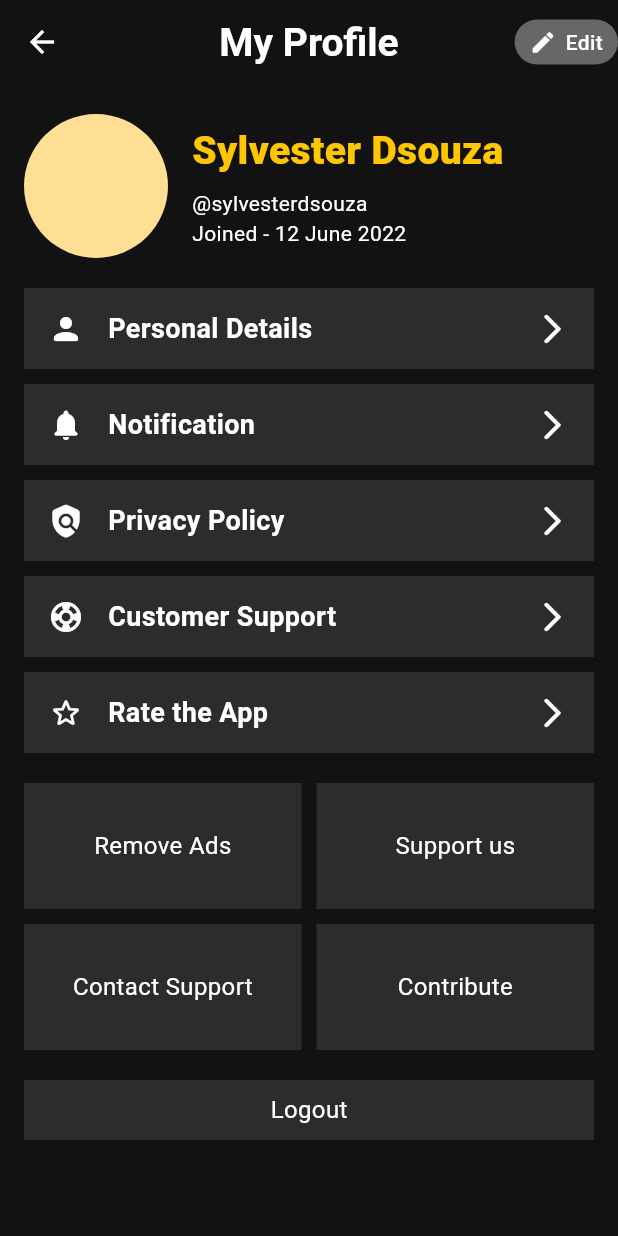
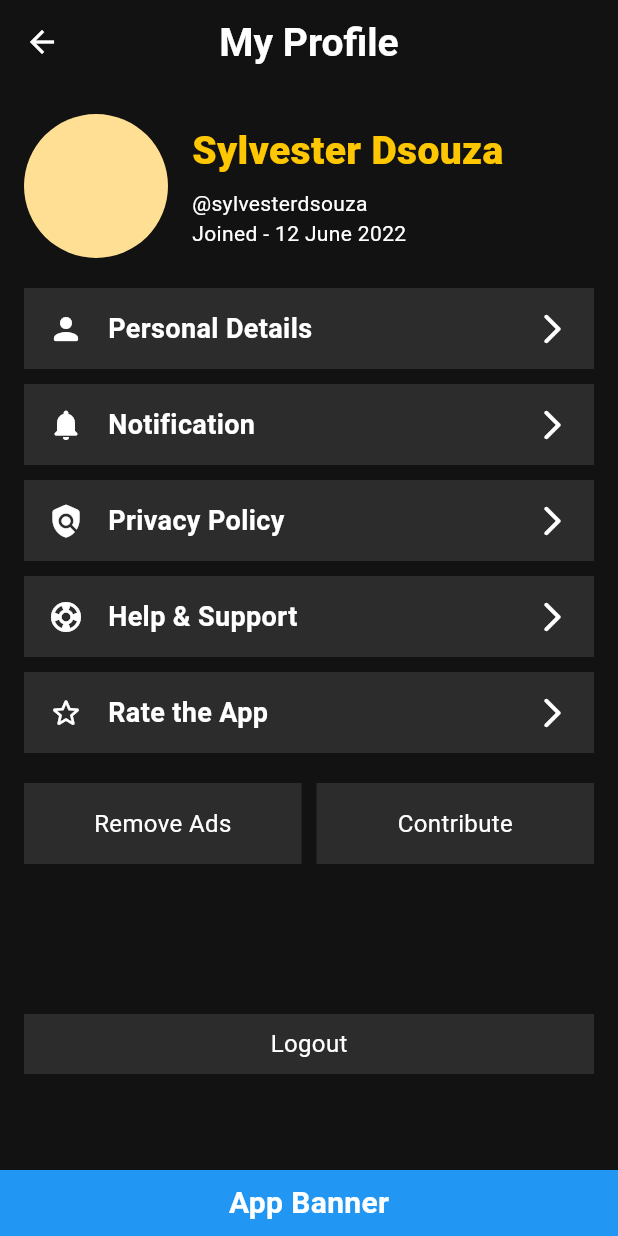
Before and after one commit to manglesh-0605/chords-app, a Flutter app: the ProfileScreen screen opened directly, on a phone screen of 412 x 824 dp. Run offline on Flutter 3.47's test engine with Material 3 defaults, Android fonts, the light colour scheme and no system bars; our stand-ins replace flutter_screenutil.

Commit message:
updated the profile screen

```diff
--- a/lib/view/auth/profile/profile.dart
+++ b/lib/view/auth/profile/profile.dart
@@ -32,7 +32,7 @@ class ProfileScreen extends StatelessWidget {
       },
       {
         "icon": Icons.support_rounded,
-        "title": "Customer Support",
+        "title": "Help & Support ",
         "onClick": const SupportScreen()
       },
       {
@@ -41,35 +41,15 @@ class ProfileScreen extends StatelessWidget {
         "onClick": ""
       },
     ];
+
     return Scaffold(
       appBar: AppBar(
         title: const Text("My Profile"),
-        actions: [
-          Container(
-            height: 30.h,
-            alignment: Alignment.center,
-            padding: EdgeInsets.symmetric(horizontal: 10.w),
-            decoration: BoxDecoration(
-              color: AppColors.grey,
-              borderRadius: BorderRadius.circular(20.r),
       ),
-            child: Row(
+      body: Stack(
         children: [
-                const Icon(
-                  Icons.edit_rounded,
-                  size: 18,
-                ),
-                spaceWidth(6.w),
-                Text(
-                  "Edit",
-                  style: textStyle(fontSize: 14.sp, weight: FontWeight.w500),
-                ),
-              ],
-            ),
-          ),
-        ],
-      ),
-      body: SingleChildScrollView(
+          // Main content
+          SingleChildScrollView(
             child: Padding(
               padding: EdgeInsets.symmetric(horizontal: 16.w),
               child: Column(
@@ -156,7 +136,7 @@ class ProfileScreen extends StatelessWidget {
                     children: [
                       Expanded(
                         child: Container(
-                      height: 84.h,
+                          height: 54.h,
                           color: AppColors.blackGrey,
                           alignment: Alignment.center,
                           child: Text(
@@ -167,46 +147,8 @@ class ProfileScreen extends StatelessWidget {
                       ),
                       spaceWidth(10.w),
                       Expanded(
-                    child: GestureDetector(
-                      onTap: () {
-                        switchScreenPush(context, const SupportScreen());
-                      },
                         child: Container(
-                        height: 84.h,
-                        color: AppColors.blackGrey,
-                        alignment: Alignment.center,
-                        child: Text(
-                          "Support us",
-                          style: textStyle(weight: FontWeight.w400),
-                        ),
-                      ),
-                    ),
-                  ),
-                ],
-              ),
-              spaceHeight(10.h),
-              Row(
-                children: [
-                  Expanded(
-                    child: GestureDetector(
-                      onTap: () {
-                        switchScreenPush(context, const ContactUsScreen());
-                      },
-                      child: Container(
-                        height: 84.h,
-                        color: AppColors.blackGrey,
-                        alignment: Alignment.center,
-                        child: Text(
-                          "Contact Support",
-                          style: textStyle(weight: FontWeight.w400),
-                        ),
-                      ),
-                    ),
-                  ),
-                  spaceWidth(10.w),
-                  Expanded(
-                    child: Container(
-                      height: 84.h,
+                          height: 54.h,
                           color: AppColors.blackGrey,
                           alignment: Alignment.center,
                           child: Text(
@@ -217,7 +159,7 @@ class ProfileScreen extends StatelessWidget {
                       ),
                     ],
                   ),
-              spaceHeight(20.h),
+                  spaceHeight(100.h),
                   Container(
                     height: 40.h,
                     color: AppColors.blackGrey,
@@ -232,6 +174,27 @@ class ProfileScreen extends StatelessWidget {
               ),
             ),
           ),
+          // Banner at the bottom
+          Align(
+            alignment: Alignment.bottomCenter,
+            child: Container(
+              height: 44.h,
+              width: double.infinity,
+              color: Colors.blue,
+              child: Center(
+                child: Text(
+                  "App Banner",
+                  style: textStyle(
+                    color: Colors.white,
+                    fontSize: 20.sp,
+                    weight: FontWeight.bold,
+                  ),
+                ),
+              ),
+            ),
+          ),
+        ],
+      ),
     );
   }
 }
```
Lines whose indentation alone changed are shown as unchanged.
